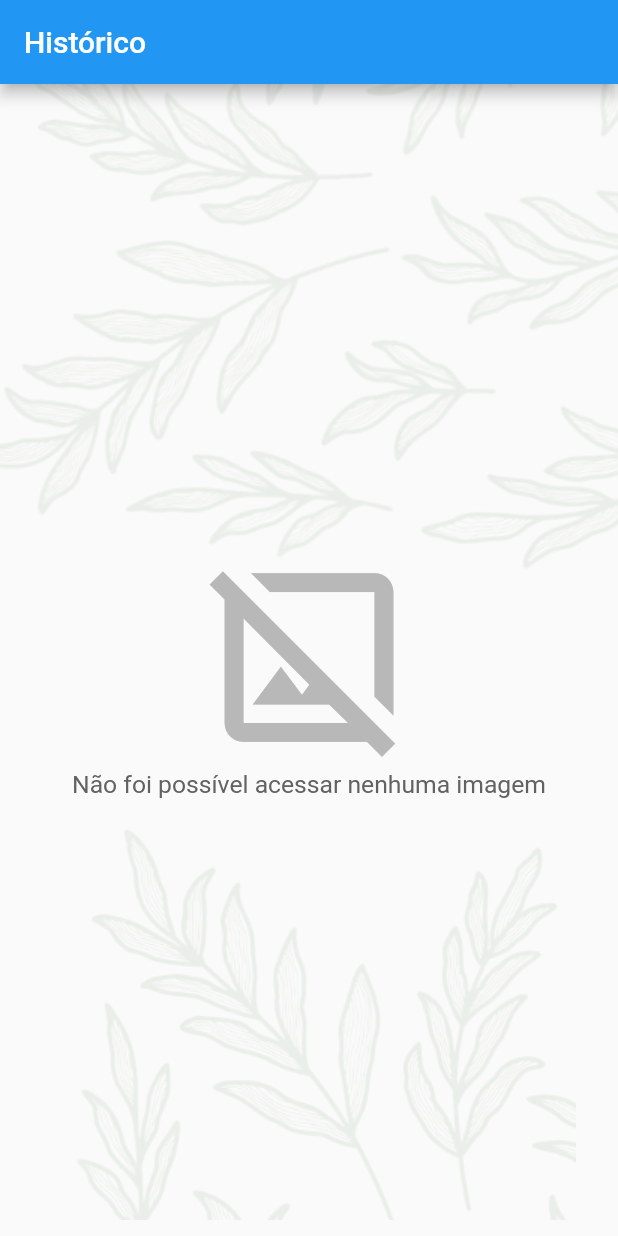
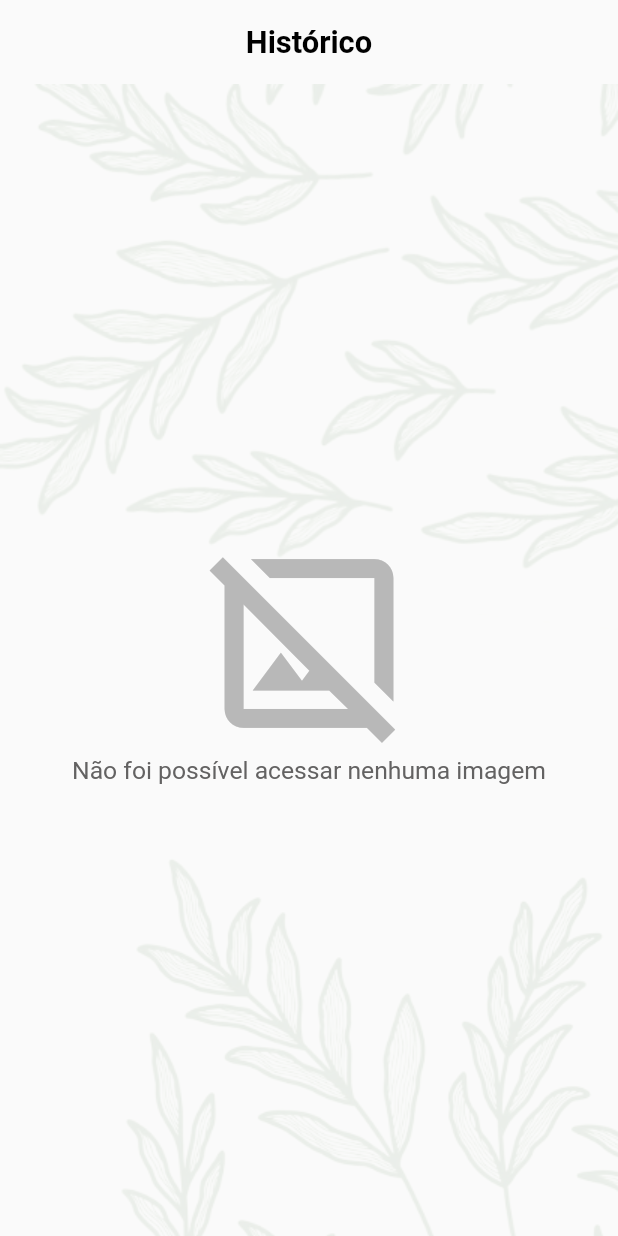
Before and after one commit to Thamiris-Higashiharaguti/reconhecimento-fitopatologias-app, a Flutter app: the HistoryPage screen opened directly, on a phone screen of 412 x 824 dp. Run offline on Flutter 3.47's test engine with Material 2 defaults, Android fonts, the phone set to English and light mode, and no system bars; our stand-ins replace cached_network_image, cloud_firestore, dio, firebase_auth, firebase_core, firebase_storage and 4 more; missing offline and left inert: camera_camera; accounts and stored records are empty.

```diff
--- a/lib/main.dart
+++ b/lib/main.dart
@@ -13,7 +13,7 @@ import 'view/home.view.dart';
 void main() async {
   WidgetsFlutterBinding.ensureInitialized();
   await Firebase.initializeApp(
-
+      /*
     options:  FirebaseOptions(
       apiKey: "AIzaSyAOHJEGbCezzhYH9JpzgiyosrB3YBPmPjE",
       authDomain: "diagplant.firebaseapp.com",
@@ -23,7 +23,7 @@ void main() async {
       messagingSenderId: "461092039571",
       appId: "1:461092039571:web:ff37b2e6031c897d06d666",
       measurementId: "G-6JXD95B72F"
-    )
+    )*/
       );
   runApp(FitoApp());
 }
--- a/lib/view/components/background.dart
+++ b/lib/view/components/background.dart
@@ -26,8 +26,8 @@ class Background extends StatelessWidget {
                 child: Image.asset("assets/top.png", width: size.width)),
           ),
           Positioned(
-            bottom: -10,
-            right: 0,
+            bottom: -30,
+            right: -30,
             child: Opacity(
                 opacity: 0.1,
                 child: Image.asset("assets/bottom.png", width: size.width)),
--- a/lib/view/components/historyItem.dart
+++ b/lib/view/components/historyItem.dart
@@ -26,7 +26,7 @@ class HistoryItem extends StatelessWidget {
         height: size.height * 0.12,
         width: size.width * 0.2,
         decoration: BoxDecoration(
-          color: Color.fromARGB(151, 29, 99, 1),
+          color: Color.fromARGB(96, 29, 99, 1),
           borderRadius: BorderRadius.all(Radius.circular(10)),
           boxShadow: [
             BoxShadow(
@@ -94,7 +94,7 @@ class HistoryItem extends StatelessWidget {
                   children: [
                     Text("Diagnostico: " + diag.toString(),
                         style: TextStyle(
-                            color: Color.fromARGB(255, 54, 54, 54),
+                            color: Color.fromARGB(255, 236, 236, 236),
                             fontSize: size.width * 0.05,
                             fontWeight: FontWeight.bold)),
                     SizedBox(
@@ -102,7 +102,7 @@ class HistoryItem extends StatelessWidget {
                     ),
                     Text("Data: " + data.toString(),
                         style: TextStyle(
-                            color: Color.fromARGB(255, 54, 54, 54),
+                            color: Color.fromARGB(255, 236, 236, 236),
                             fontSize: size.width * 0.05,
                             fontWeight: FontWeight.bold))
                   ],
--- a/lib/view/history.view.dart
+++ b/lib/view/history.view.dart
@@ -30,11 +30,19 @@ class _HistoryPageState extends State<HistoryPage> {
     return Scaffold(
         resizeToAvoidBottomInset: false,
         appBar: AppBar(
-          title: Text('Histórico'),
+          automaticallyImplyLeading: false,
+          title: Center(
+              child: Text('Histórico',
+                  style: TextStyle(
+                      color: Color.fromARGB(255, 0, 0, 0),
+                      fontSize: size.width * 0.05,
+                      fontWeight: FontWeight.bold))),
+          backgroundColor: Colors.transparent,
+          elevation: 0,
         ),
         body: Background(
           child: Padding(
-            padding: const EdgeInsets.fromLTRB(20, 20, 20, 4),
+            padding: const EdgeInsets.fromLTRB(10, 1, 10, 4),
             child: StreamBuilder<QuerySnapshot<Map<String, dynamic>>>(
               stream: firestore
                   .collection('diagnosticos')
```
Also changed, not shown: lib/view/newsPage.vew.dart (+12 -0 lines).
